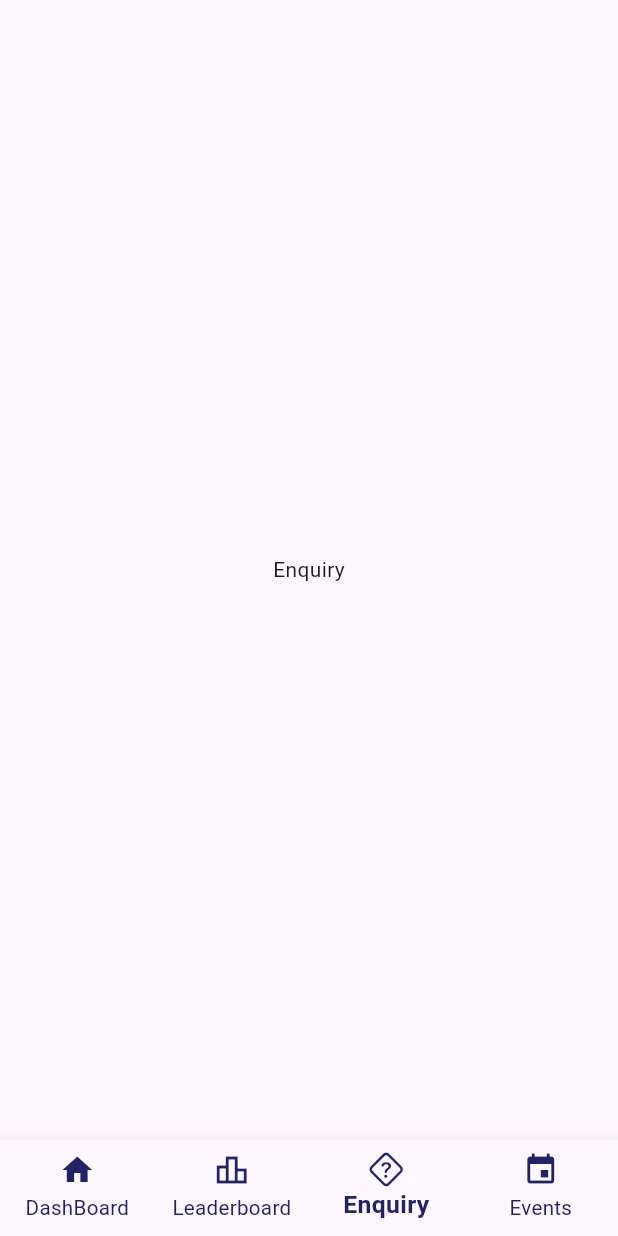
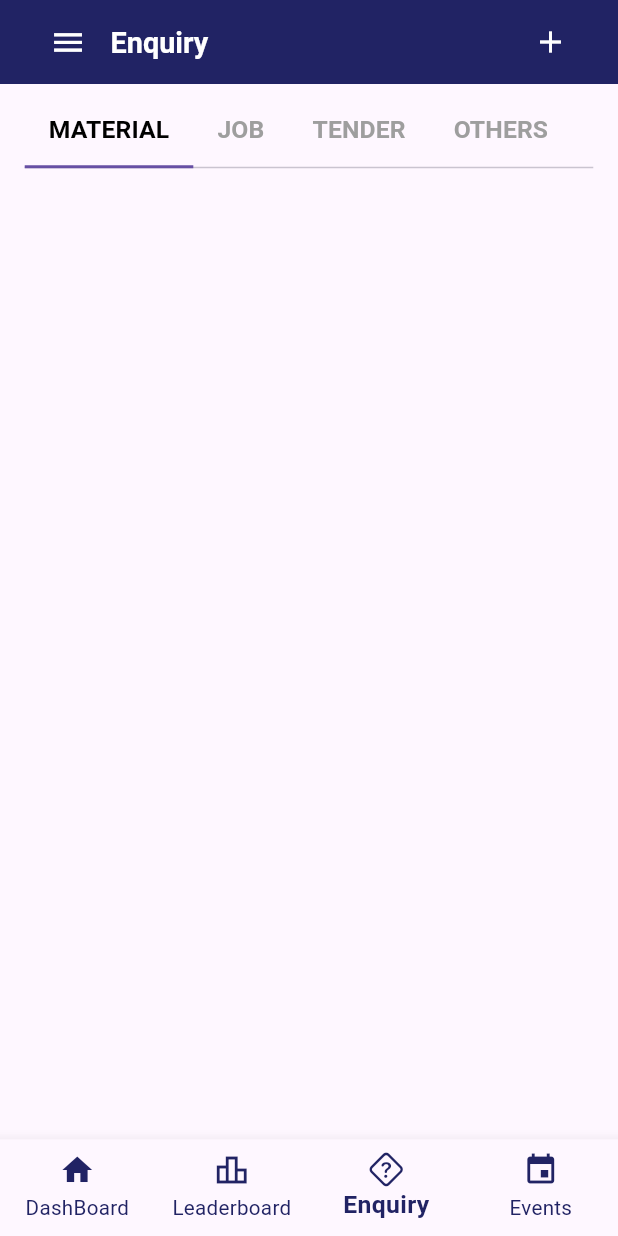
Before and after one commit to solankirobin2000/Flutter_Club_NPC_, a Flutter app: the screen it shows after launch, item 3 of the bottom bar chosen, on a phone screen of 412 x 824 dp. Run offline on Flutter 3.47's test engine with Material 3 defaults, Android fonts, the phone set to English and light mode, and no system bars; our stand-ins replace google_fonts, percent_indicator, sizer.

Commit message:
working on bottomNav pages

```diff
--- a/lib/main.dart
+++ b/lib/main.dart
@@ -14,14 +14,13 @@ class FlutterApp extends StatelessWidget {
     return Sizer(
       builder: (context, orientation, deviceType) {
         return MaterialApp(
-          title: "FlutterApp",
+          title: "Club_NPC",
           debugShowCheckedModeBanner: false,
           theme: ThemeData(
             primarySwatch: Colors.blue,
           ),
           home: const BottomNavigation(),
         );
-
       },
     );
   }
--- a/lib/navigationbar/enquiry.dart
+++ b/lib/navigationbar/enquiry.dart
@@ -1,10 +1,73 @@
+import 'package:classico/colorsFile/colors.dart';
+import 'package:classico/colorsFile/text_style.dart';
 import 'package:flutter/material.dart';
+import 'package:google_fonts/google_fonts.dart';
+import 'package:sizer/sizer.dart';
 
 class Enquiry extends StatelessWidget {
   const Enquiry({super.key});
 
   @override
   Widget build(BuildContext context) {
-    return Scaffold(body: Center(child: Text("Enquiry")) ,);
+    return  DefaultTabController(
+             length: 4,
+      child: Scaffold(
+        appBar: AppBar(
+          centerTitle: false,
+          elevation: 0.0,
+          backgroundColor: appThemeColor,
+          leadingWidth: 14.w,
+          leading: Builder(
+            builder: (context)=>IconButton(onPressed: (){},
+              padding: EdgeInsets.only(left: 8.w),
+                icon:Icon(Icons.menu_outlined, size: 3.h,color: Colors.white, ),
+          ),
+        ),
+         title: Text("Enquiry", style: appBarLaTextStyle,),
+          actions: [
+            Padding(
+              padding: EdgeInsets.only(right: 8.w),
+              child: InkWell(
+                  onTap: (){},
+                  child: Icon(Icons.add, color: Colors.white,)),
+            )
+          ],
+      ),
+      body: Padding(
+        padding: EdgeInsets.only(left: 4.w, right: 4.w, top: 1.h),
+        child: SingleChildScrollView(
+          child: Column(
+            children: [
+              TabBar(
+                  indicatorSize: TabBarIndicatorSize.tab,
+                  tabAlignment: TabAlignment.start,
+                  isScrollable: true,
+                  labelColor: Colors.black,
+                  labelStyle: GoogleFonts.aBeeZee(
+                    fontSize: 12.sp,
+                    fontWeight: FontWeight.w600
+                  ),
+                  unselectedLabelColor: Colors.grey,
+                  tabs: const[
+
+                Tab(
+                  text: "MATERIAL",
+                ),
+                Tab(
+                  text: "JOB",
+                ),
+                Tab(
+                  text: "TENDER",
+                ),
+                Tab(
+                  text: "OTHERS",
+                ),
+              ])
+            ],
+          ),
+        ),
+      ),
+    )
+    );
   }
 }
```
Also changed, not shown: lib/leadboard_screens/blueclubrank.dart (added, +38 -0 lines), lib/leadboard_screens/globalrankblue.dart (added, +15 -0 lines), lib/leadboard_screens/tabScreen1.dart (added, +66 -0 lines), lib/leadboard_screens/tabscreen2.dart (added, +15 -0 lines), lib/navigationbar/events.dart (+35 -1 lines), lib/navigationbar/leadboard.dart (+79 -2 lines), 1 other file.
